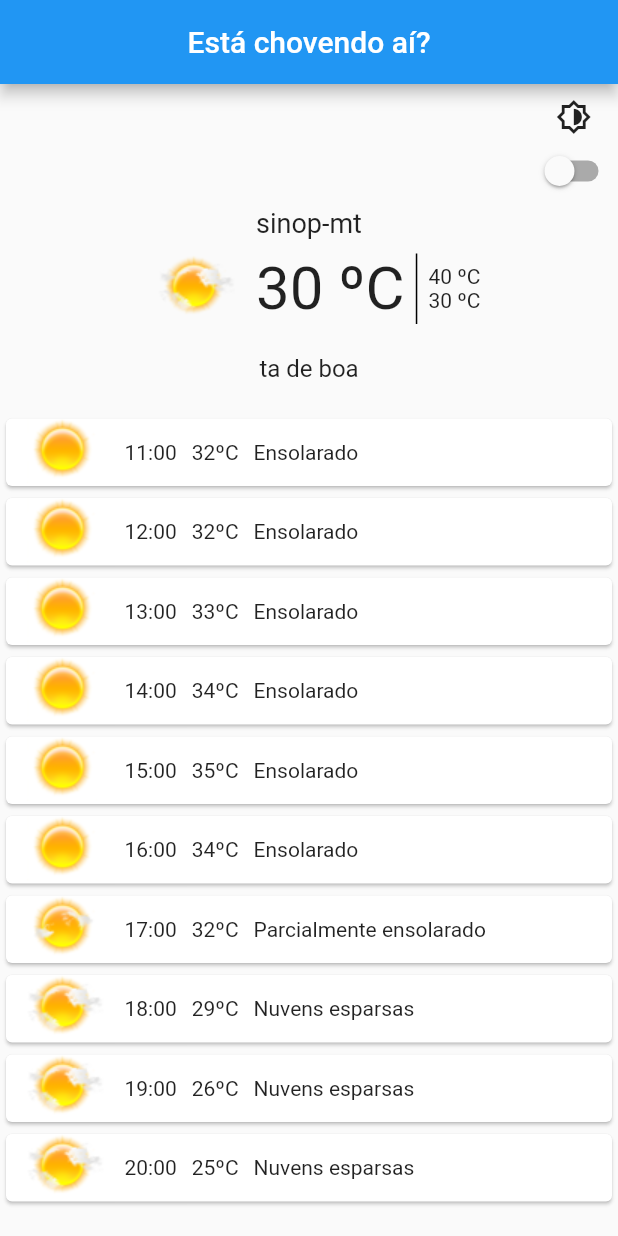
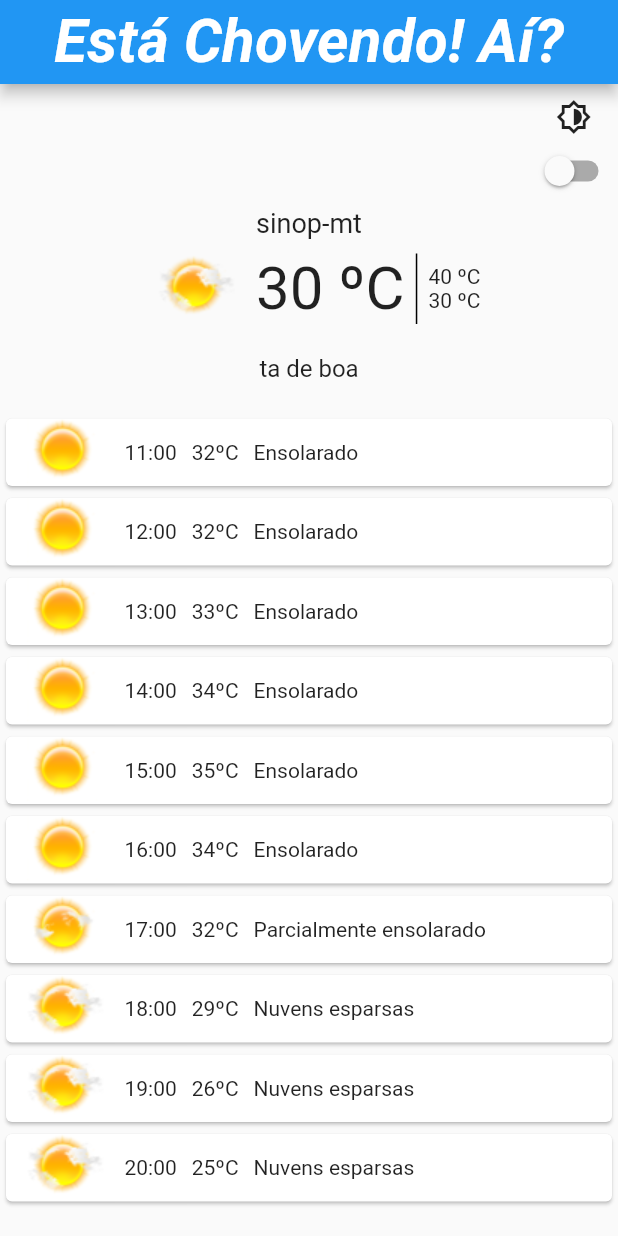
Before and after one commit to eujap/estachuvendoai, a Flutter app: the screen it shows after launch, on a phone screen of 412 x 824 dp. Run offline on Flutter 3.47's test engine with Material 2 defaults, Android fonts, the phone set to English and light mode, and no system bars; Roboto replaces fonts that are missing (SouceCodePro).

Commit message:
alteracao de fonte

```diff
--- /dev/null
+++ b/esta_chuvendo_ai/lib/controllers/tema_controller.dart
@@ -0,0 +1,15 @@
+import 'package:flutter/material.dart';
+
+class TemaController extends ChangeNotifier {
+  bool usarTemaEscuro = false;
+  static TemaController instance = new TemaController();
+
+  TemaController() {
+    usarTemaEscuro = false;
+  }
+
+  trocarTema() {
+    usarTemaEscuro = !usarTemaEscuro;
+    notifyListeners();
+  }
+}
--- a/esta_chuvendo_ai/lib/widgets/estachovendoai_app.dart
+++ b/esta_chuvendo_ai/lib/widgets/estachovendoai_app.dart
@@ -1,3 +1,4 @@
+import 'package:esta_chuvendo_ai/controllers/tema_controller.dart';
 import 'package:esta_chuvendo_ai/widgets/home.dart';
 import 'package:flutter/material.dart';
 
@@ -6,10 +7,18 @@ class EstaChovendoAiApp extends StatelessWidget {
 
   @override
   Widget build(BuildContext context) {
-    return const MaterialApp(
-      title: 'Está Chovendo Aí?',
-      debugShowCheckedModeBanner: false,
-      home: Home(),
+    return AnimatedBuilder(
+      animation: TemaController.instance,
+      builder: (context, child) {
+        return MaterialApp(
+          title: 'Está Chovendo Aí?',
+          theme: TemaController.instance.usarTemaEscuro
+              ? ThemeData.dark()
+              : ThemeData.light(),
+          debugShowCheckedModeBanner: false,
+          home: Home(),
+        );
+      },
     );
   }
 }
--- a/esta_chuvendo_ai/lib/widgets/home.dart
+++ b/esta_chuvendo_ai/lib/widgets/home.dart
@@ -25,7 +25,15 @@ class _HomeState extends State<Home> {
   Widget build(BuildContext context) {
     return Scaffold(
       appBar: AppBar(
-        title: const Text('Está chovendo aí?'),
+        title: const Text(
+          'Está Chovendo! Aí?',
+          style: TextStyle(
+            fontFamily: 'SouceCodePro',
+            fontStyle: FontStyle.italic,
+            fontSize: 40,
+            fontWeight: FontWeight.bold,
+          ),
+        ),
         centerTitle: true,
       ),
       body: Center(
--- a/esta_chuvendo_ai/lib/widgets/resumo.dart
+++ b/esta_chuvendo_ai/lib/widgets/resumo.dart
@@ -1,3 +1,4 @@
+import 'package:esta_chuvendo_ai/controllers/tema_controller.dart';
 import 'package:flutter/material.dart';
 
 class Resumo extends StatelessWidget {
@@ -29,8 +30,10 @@ class Resumo extends StatelessWidget {
               children: [
                 Icon(Icons.brightness_6_outlined),
                 Switch(
-                  value: false,
-                  onChanged: (valor) {},
+                  value: TemaController.instance.usarTemaEscuro,
+                  onChanged: (valor) {
+                    TemaController.instance.trocarTema();
+                  },
                 )
               ],
             )
```
Also changed, not shown: esta_chuvendo_ai/pubspec.yaml (+6 -6 lines), esta_chuvendo_ai/fonts/SourceCodePro-Italic.ttf (added), esta_chuvendo_ai/fonts/SourceCodePro-Regular.ttf (added).
